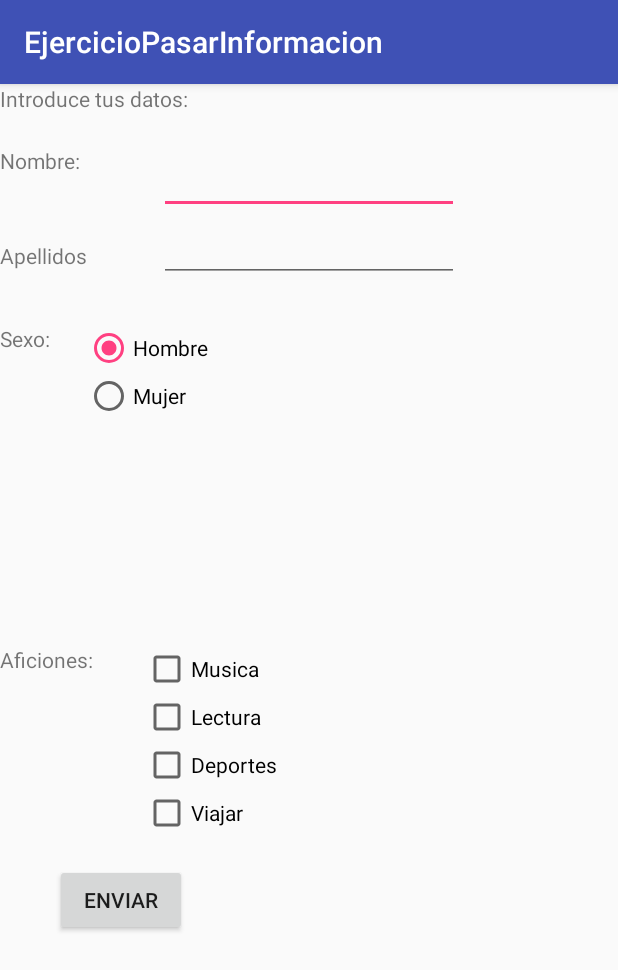
After one commit to davidnenu/EjercicioPasarInformacion, an Android app: the Ej4_1 screen opened directly, with no data from a screen before it, on a phone screen of 412 x 824 dp. The commit adds this screen. Shown: the top 970 px of the screen. Run offline under Robolectric (Android 15) with nearby library versions, the phone set to English and light mode, and no system bars.

Commit message:
18/10/2017

```diff
--- a/app/src/main/AndroidManifest.xml
+++ b/app/src/main/AndroidManifest.xml
@@ -21,7 +21,9 @@
         <activity android:name=".Ej2_1" />
         <activity android:name=".Ej2_2" />
         <activity android:name=".Ej3_1" />
-        <activity android:name=".Ej3_2"></activity>
+        <activity android:name=".Ej3_2" />
+        <activity android:name=".Ej4_1" />
+        <activity android:name=".Ej4_2"></activity>
     </application>
 
 </manifest>
--- /dev/null
+++ b/app/src/main/java/com/example/dm2/ejerciciopasarinformacion/Ej4_1.java
@@ -0,0 +1,63 @@
+package com.example.dm2.ejerciciopasarinformacion;
+
+import android.content.Intent;
+import android.provider.MediaStore;
+import android.support.v7.app.AppCompatActivity;
+import android.os.Bundle;
+import android.view.View;
+import android.widget.CheckBox;
+import android.widget.EditText;
+import android.widget.RadioButton;
+
+public class Ej4_1 extends AppCompatActivity {
+    EditText nombre;
+    EditText apellidos;
+    RadioButton h;
+    RadioButton m;
+    CheckBox c1;
+    CheckBox c2;
+    CheckBox c3;
+    CheckBox c4;
+
+
+    @Override
+    protected void onCreate(Bundle savedInstanceState) {
+        super.onCreate(savedInstanceState);
+        setContentView(R.layout.activity_ej4_1);
+        nombre=(EditText)findViewById(R.id.editnombre);
+        apellidos=(EditText)findViewById(R.id.editapellidos);
+        h=(RadioButton)findViewById(R.id.hombre);
+        m=(RadioButton)findViewById(R.id.mujer);
+        c1=(CheckBox)findViewById(R.id.Musica);
+        c2=(CheckBox)findViewById(R.id.Lectura);
+        c3=(CheckBox)findViewById(R.id.Deportes);
+        c4=(CheckBox)findViewById(R.id.Viajar);
+    }
+    public void enviar(View v){
+        if(nombre.getText().toString().length()>0&&apellidos.getText().toString().length()>0&&(h.isChecked()||m.isChecked())&&(c1.isChecked()||c2.isChecked()||c3.isChecked()||c4.isChecked())) {
+            Intent intent = new Intent(Ej4_1.this, Ej4_2.class);
+            intent.putExtra("nombre", nombre.getText().toString());
+            intent.putExtra("apellidos", apellidos.getText().toString());
+            if(h.isChecked())
+                intent.putExtra("sexo","Hombre");
+            else
+                intent.putExtra("sexo","Mujer");
+            String s="";
+            if(c1.isChecked())
+                s+="Música ";
+            if(c2.isChecked())
+              s+="Lectura ";
+            if(c3.isChecked())
+               s+="Deportes ";
+            if(c4.isChecked())
+                s+="Viajar ";
+
+            if(s.length()>0)
+                intent.putExtra("aficiones",s);
+
+
+
+            startActivity(intent);
+        }
+    }
+}
--- a/app/src/main/java/com/example/dm2/ejerciciopasarinformacion/MainActivity.java
+++ b/app/src/main/java/com/example/dm2/ejerciciopasarinformacion/MainActivity.java
@@ -51,18 +51,18 @@ public class MainActivity extends AppCompatActivity {
 
             }
         });
- /*
+
         ej4=(Button)findViewById(R.id.ej4);
 
         ej4.setOnClickListener(new View.OnClickListener(){
             @Override
             public void onClick(View v){
-                Intent intent = new Intent(MainActivity.this,Ej4.class);
+                Intent intent = new Intent(MainActivity.this,Ej4_1.class);
                 startActivity(intent);
 
             }
         });
-
+/*
         ej5=(Button)findViewById(R.id.ej5);
 
         ej5.setOnClickListener(new View.OnClickListener(){
--- /dev/null
+++ b/app/src/main/res/layout/activity_ej4_1.xml
@@ -0,0 +1,137 @@
+<?xml version="1.0" encoding="utf-8"?>
+<RelativeLayout xmlns:android="http://schemas.android.com/apk/res/android"
+    xmlns:tools="http://schemas.android.com/tools"
+    android:id="@+id/ejercicio4_1"
+    android:layout_width="match_parent"
+    android:layout_height="match_parent"
+    android:orientation="vertical"
+    >
+
+    <TextView
+        android:id="@+id/introduce"
+        android:layout_width="wrap_content"
+        android:layout_height="wrap_content"
+        android:text="Introduce tus datos: "
+        android:layout_alignParentTop="true"
+        android:layout_alignStart="@+id/nombre" />
+    <TextView
+        android:id="@+id/nombre"
+        android:layout_width="wrap_content"
+        android:layout_height="wrap_content"
+        android:text="Nombre: "
+        android:layout_below="@+id/introduce"
+        android:layout_alignParentStart="true"
+        android:layout_marginTop="22dp" />
+    <EditText
+        android:id="@+id/editnombre"
+        android:layout_width="300px"
+        android:layout_height="wrap_content"
+        android:layout_alignTop="@+id/nombre"
+        android:layout_centerHorizontal="true" />
+    <TextView
+        android:id="@+id/apellidos"
+        android:layout_width="wrap_content"
+        android:layout_height="wrap_content"
+        android:text="Apellidos"
+        android:layout_marginTop="44dp"
+        android:layout_below="@+id/nombre"
+        android:layout_alignParentStart="true" />
+    <EditText
+        android:id="@+id/editapellidos"
+        android:layout_width="300px"
+        android:layout_height="wrap_content"
+        android:layout_below="@+id/editnombre"
+        android:layout_alignStart="@+id/editnombre" />
+
+    <TextView
+        android:id="@+id/textView"
+        android:layout_width="wrap_content"
+        android:layout_height="wrap_content"
+        android:layout_alignParentStart="true"
+        android:layout_below="@+id/editapellidos"
+        android:layout_marginTop="28dp"
+        android:text="Sexo: " />
+
+
+
+    <TextView
+        android:id="@+id/textView2"
+        android:layout_width="wrap_content"
+        android:layout_height="wrap_content"
+        android:layout_alignParentStart="true"
+        android:layout_centerVertical="true"
+        android:text="Aficiones: " />
+
+    <CheckBox
+        android:id="@+id/Musica"
+        android:layout_width="wrap_content"
+        android:layout_height="wrap_content"
+        android:layout_alignTop="@+id/textView2"
+        android:layout_marginStart="30dp"
+        android:layout_toEndOf="@+id/textView2"
+        android:text="Musica" />
+
+    <CheckBox
+        android:id="@+id/Lectura"
+        android:layout_width="wrap_content"
+        android:layout_height="wrap_content"
+        android:layout_alignStart="@+id/Musica"
+        android:layout_below="@+id/Musica"
+        android:text="Lectura" />
+
+    <CheckBox
+        android:id="@+id/Deportes"
+        android:layout_width="wrap_content"
+        android:layout_height="wrap_content"
+        android:layout_alignStart="@+id/Lectura"
+        android:layout_below="@+id/Lectura"
+        android:text="Deportes" />
+
+    <CheckBox
+        android:id="@+id/Viajar"
+        android:layout_width="wrap_content"
+        android:layout_height="wrap_content"
+        android:layout_alignStart="@+id/Deportes"
+        android:layout_below="@+id/Deportes"
+        android:text="Viajar" />
+
+    <Button
+        android:id="@+id/enviar"
+        android:layout_width="wrap_content"
+        android:layout_height="wrap_content"
+        android:layout_below="@+id/Viajar"
+        android:layout_marginTop="18dp"
+        android:layout_toEndOf="@+id/textView"
+        android:text="Enviar"
+        android:onClick="enviar"/>
+
+    <RadioGroup
+        android:layout_width="wrap_content"
+        android:layout_height="wrap_content"
+        android:layout_alignTop="@+id/textView"
+        android:layout_toEndOf="@+id/nombre"
+        >
+
+
+        <RadioButton
+            android:id="@+id/hombre"
+            android:layout_width="wrap_content"
+            android:layout_height="wrap_content"
+
+            android:checked="true"
+            android:text="Hombre" />
+
+        <RadioButton
+            android:id="@+id/mujer"
+            android:layout_width="wrap_content"
+            android:layout_height="wrap_content"
+
+            android:text="Mujer" />
+
+    </RadioGroup>
+
+
+
+
+
+</RelativeLayout>
```
Also changed, not shown: app/src/main/java/com/example/dm2/ejerciciopasarinformacion/Ej3_1.java (+11 -1 lines), app/src/main/java/com/example/dm2/ejerciciopasarinformacion/Ej4_2.java (added, +26 -0 lines), app/src/main/res/layout/activity_ej4_2.xml (added, +22 -0 lines).
